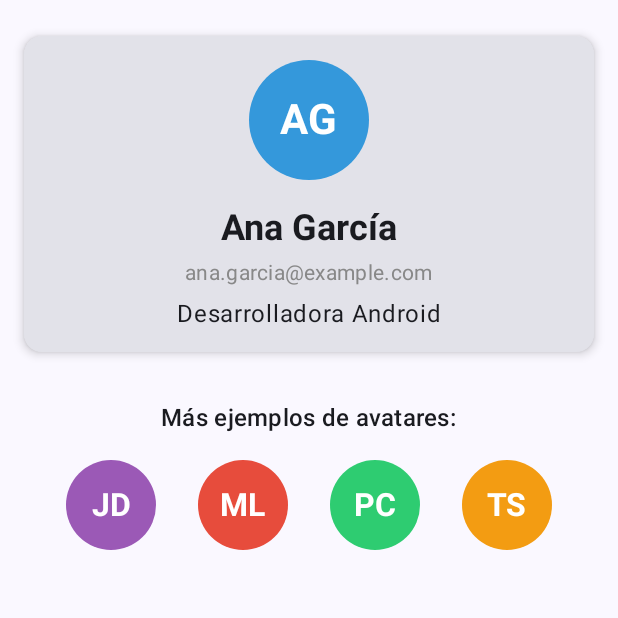
After one commit to AntoniaPuertas/InterfacesCompose, an Android app built with Jetpack Compose: the Avatar2Activity screen opened directly, with no data from a screen before it, on a phone screen of 412 x 824 dp, the top half of it. The commit adds this screen. Run offline under Robolectric (Android 15) with nearby library versions, the phone set to English and light mode, and no system bars.

Commit message:
Avatar avanzado

```diff
--- /dev/null
+++ b/app/src/main/java/com/example/holamundo/Avatar2Activity.kt
@@ -0,0 +1,288 @@
+package com.example.holamundo
+
+import android.os.Bundle
+import androidx.activity.ComponentActivity
+import androidx.activity.compose.setContent
+import androidx.activity.enableEdgeToEdge
+import androidx.compose.foundation.layout.fillMaxSize
+import androidx.compose.foundation.layout.padding
+import androidx.compose.material3.Scaffold
+import androidx.compose.material3.Text
+import androidx.compose.runtime.Composable
+import androidx.compose.ui.Modifier
+import androidx.compose.ui.tooling.preview.Preview
+import com.example.holamundo.ui.theme.HolaMundoTheme
+import androidx.compose.foundation.background
+import androidx.compose.foundation.layout.*
+import androidx.compose.foundation.shape.CircleShape
+import androidx.compose.material3.Card
+import androidx.compose.material3.CardDefaults
+import androidx.compose.material3.MaterialTheme
+import androidx.compose.ui.Alignment
+import androidx.compose.ui.draw.clip
+import androidx.compose.ui.graphics.Color
+import androidx.compose.ui.text.font.FontWeight
+import androidx.compose.ui.unit.dp
+import androidx.compose.ui.unit.sp
+
+class Avatar2Activity : ComponentActivity() {
+    override fun onCreate(savedInstanceState: Bundle?) {
+        super.onCreate(savedInstanceState)
+        enableEdgeToEdge()
+        setContent {
+            HolaMundoTheme {
+                Scaffold(modifier = Modifier.fillMaxSize()) { innerPadding ->
+                    PerfilUsuario2(
+                        modifier = Modifier.padding(innerPadding)
+                    )
+                }
+            }
+        }
+    }
+}
+
+/**
+ * ✅ Función principal que muestra el perfil de usuario con avatar de iniciales
+ *
+ * Esta función crea un avatar circular con las iniciales del usuario
+ * utilizando:
+ * - Box: Contenedor principal para el avatar
+ * - Modifier.size(80.dp): Define el tamaño del avatar
+ * - Modifier.clip(CircleShape): Hace el avatar circular
+ * - Modifier.background(Color(0xFF3498DB)): Color azul de fondo
+ * - contentAlignment = Alignment.Center: Centra las iniciales
+ * - Text con "AG": Muestra las iniciales en blanco y negrita
+ */
+@Composable
+fun PerfilUsuario2(modifier: Modifier = Modifier) {
+    Column(
+        modifier = Modifier
+            .fillMaxSize()
+            .padding(16.dp),
+        horizontalAlignment = Alignment.CenterHorizontally,
+        verticalArrangement = Arrangement.Top
+    ) {
+        // Card contenedor del perfil
+        Card(
+            modifier = Modifier
+                .fillMaxWidth()
+                .padding(vertical = 8.dp),
+            elevation = CardDefaults.cardElevation(defaultElevation = 4.dp)
+        ) {
+            Column(
+                modifier = Modifier
+                    .fillMaxWidth()
+                    .padding(16.dp),
+                horizontalAlignment = Alignment.CenterHorizontally
+            ) {
+                // ✅ AVATAR CON INICIALES - Implementación exacta según especificaciones
+                Box(
+                    modifier = Modifier
+                        .size(80.dp)                           // Tamaño del avatar
+                        .clip(CircleShape)                      // Forma circular
+                        .background(Color(0xFF3498DB)),         // Color azul de fondo
+                    contentAlignment = Alignment.Center         // Centra el contenido
+                ) {
+                    // Texto con las iniciales
+                    Text(
+                        text = "AG",                            // Iniciales
+                        color = Color.White,                    // Color blanco
+                        fontWeight = FontWeight.Bold,           // Texto en negrita
+                        fontSize = 28.sp                        // Tamaño de fuente
+                    )
+                }
+
+                Spacer(modifier = Modifier.height(16.dp))
+
+                // Información adicional del usuario
+                Text(
+                    text = "Ana García",
+                    style = MaterialTheme.typography.headlineSmall,
+                    fontWeight = FontWeight.Bold
+                )
+
+                Text(
+                    text = "ana.garcia@example.com",
+                    style = MaterialTheme.typography.bodyMedium,
+                    color = Color.Gray,
+                    modifier = Modifier.padding(top = 4.dp)
+                )
+
+                Text(
+                    text = "Desarrolladora Android",
+                    style = MaterialTheme.typography.bodyLarge,
+                    modifier = Modifier.padding(top = 8.dp)
+                )
+            }
+        }
+
+        // Ejemplo adicional con diferentes iniciales y colores
+        Spacer(modifier = Modifier.height(24.dp))
+
+        Text(
+            text = "Más ejemplos de avatares:",
+            style = MaterialTheme.typography.titleMedium,
+            modifier = Modifier.padding(bottom = 16.dp)
+        )
+
+        Row(
+            modifier = Modifier.fillMaxWidth(),
+            horizontalArrangement = Arrangement.SpaceEvenly
+        ) {
+            // Avatar 1
+            AvatarConIniciales(
+                iniciales = "JD",
+                color = Color(0xFF9B59B6)  // Púrpura
+            )
+
+            // Avatar 2
+            AvatarConIniciales(
+                iniciales = "ML",
+                color = Color(0xFFE74C3C)  // Rojo
+            )
+
+            // Avatar 3
+            AvatarConIniciales(
+                iniciales = "PC",
+                color = Color(0xFF2ECC71)  // Verde
+            )
+
+            // Avatar 4
+            AvatarConIniciales(
+                iniciales = "TS",
+                color = Color(0xFFF39C12)  // Naranja
+            )
+        }
+    }
+}
+
+/**
+ * Función reutilizable para crear avatares con iniciales personalizadas
+ *
+ * @param iniciales Las iniciales a mostrar en el avatar
+ * @param color Color de fondo del avatar
+ * @param size Tamaño del avatar (por defecto 60.dp)
+ */
+@Composable
+fun AvatarConIniciales(
+    iniciales: String,
+    color: Color = Color(0xFF3498DB),
+    size: Int = 60
+) {
+    Box(
+        modifier = Modifier
+            .size(size.dp)
+            .clip(CircleShape)
+            .background(color),
+        contentAlignment = Alignment.Center
+    ) {
+        Text(
+            text = iniciales,
+            color = Color.White,
+            fontWeight = FontWeight.Bold,
+            fontSize = (size * 0.35).sp  // Tamaño proporcional al avatar
+        )
+    }
+}
+
+/**
+ * Preview de la función PerfilUsuario
+ */
+@Preview(showBackground = true, showSystemUi = true)
+@Composable
+fun PerfilUsuarioPreview() {
+    MaterialTheme {
+        PerfilUsuario2()
+    }
+}
+
+/**
+ * Función alternativa que permite personalizar los datos del usuario
+ */
+@Composable
+fun PerfilUsuarioPersonalizable(
+    nombre: String = "Usuario",
+    apellido: String = "Ejemplo",
+    email: String = "usuario@example.com",
+    cargo: String = "Profesional",
+    colorAvatar: Color = Color(0xFF3498DB)
+) {
+    // Obtener las iniciales del nombre y apellido
+    // Si el nombre o apellido está vacío, se muestra una cadena vacía
+    // Si no, se toma el primer carácter de cada nombre y apellido
+    // Se convierten a mayúsculas y se concatenan
+    // Ejemplo: "Antonia" y "Puertas" se mostrarán como "AP"
+    // Explicado en 13-generacion-iniciales
+    val iniciales = "${nombre.firstOrNull() ?: ""}${apellido.firstOrNull() ?: ""}"
+        .uppercase()
+
+    Card(
+        modifier = Modifier
+            .fillMaxWidth()
+            .padding(16.dp),
+        elevation = CardDefaults.cardElevation(defaultElevation = 4.dp)
+    ) {
+        Column(
+            modifier = Modifier
+                .fillMaxWidth()
+                .padding(16.dp),
+            horizontalAlignment = Alignment.CenterHorizontally
+        ) {
+            // Avatar con las iniciales dinámicas
+            Box(
+                modifier = Modifier
+                    .size(80.dp)
+                    .clip(CircleShape)
+                    .background(colorAvatar),
+                contentAlignment = Alignment.Center
+            ) {
+                Text(
+                    text = iniciales,
+                    color = Color.White,
+                    fontWeight = FontWeight.Bold,
+                    fontSize = 28.sp
+                )
+            }
+
+            Spacer(modifier = Modifier.height(16.dp))
+
+            Text(
+                text = "$nombre $apellido",
+                style = MaterialTheme.typography.headlineSmall,
+                fontWeight = FontWeight.Bold
+            )
+
+            Text(
+                text = email,
+                style = MaterialTheme.typography.bodyMedium,
+                color = Color.Gray,
+                modifier = Modifier.padding(top = 4.dp)
+            )
+
+            Text(
+                text = cargo,
+                style = MaterialTheme.typography.bodyLarge,
+                modifier = Modifier.padding(top = 8.dp)
+            )
+        }
+    }
+}
+
+/**
+ * Preview de la función personalizable
+ */
+@Preview(showBackground = true)
+@Composable
+fun PerfilUsuarioPersonalizablePreview() {
+    MaterialTheme {
+        Column {
+            PerfilUsuarioPersonalizable(
+                nombre = "Antonia",
+                apellido = "Puertas",
+                email = "a.puertas@atlantidaformacionprofesional.com",
+                cargo = "Ingeniera de Software",
+                colorAvatar = Color(0xFF16A085)
+            )
+        }
+    }
+}
--- a/app/src/main/res/values/strings.xml
+++ b/app/src/main/res/values/strings.xml
@@ -6,4 +6,5 @@
     <string name="title_activity_formulario">FormularioActivity</string>
     <string name="title_activity_inicio">InicioActivity</string>
     <string name="title_activity_estados">EstadosActivity</string>
+    <string name="title_activity_avatar2">Avatar2Activity</string>
 </resources>
```
Also changed, not shown: app/src/main/AndroidManifest.xml (+8 -5 lines).
